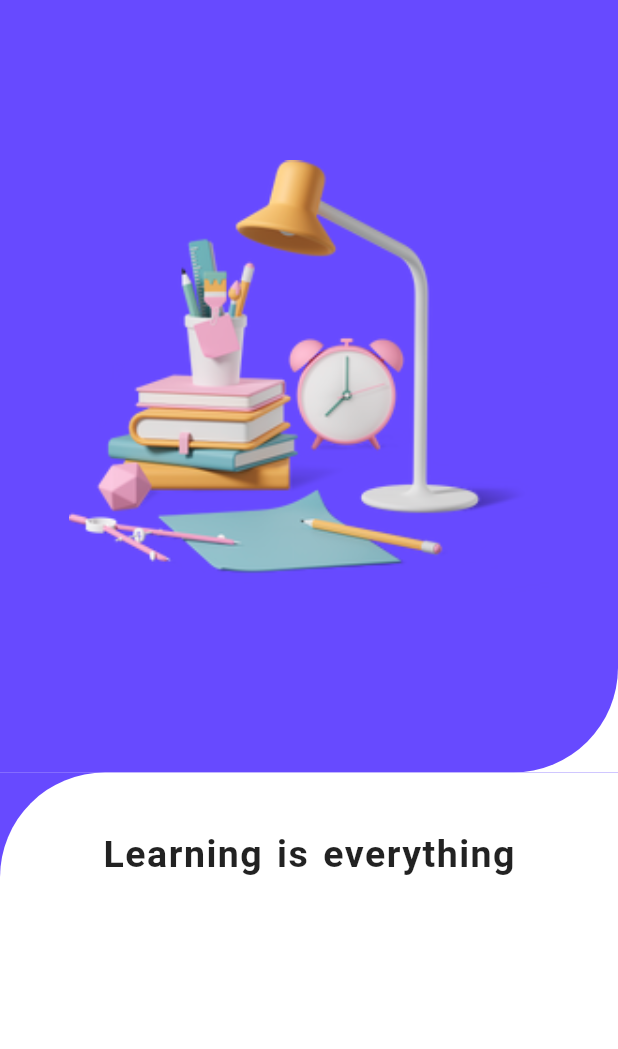
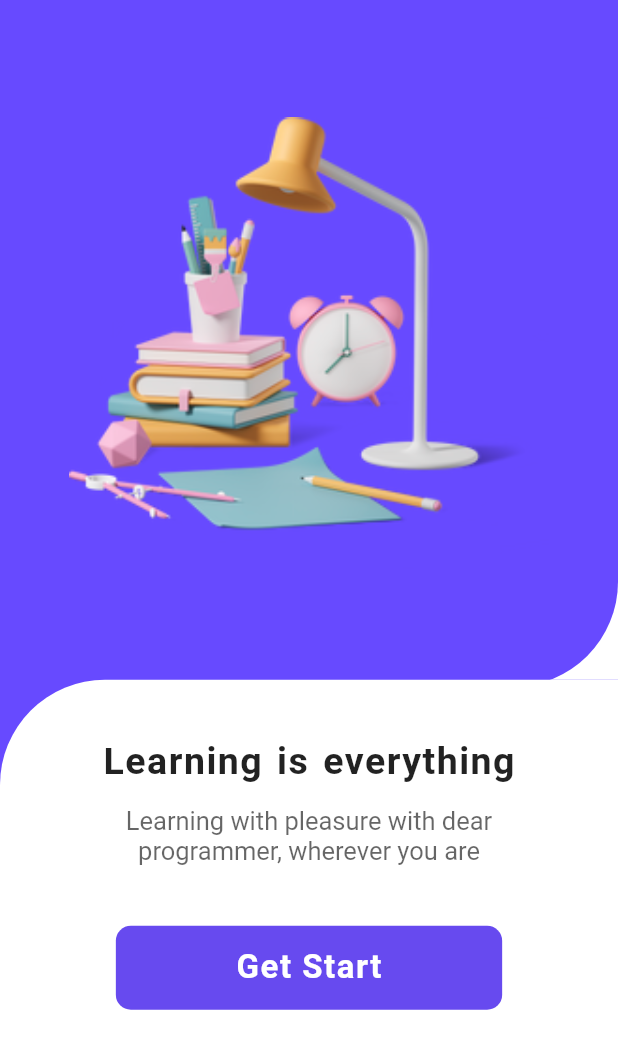
Before and after one commit to mhmadamrii/Flutter-essential-app, a Flutter app: the screen it shows after launch, on a phone screen of 412 x 824 dp. Shown: the top 1049 px of the screen. Run offline on Flutter 3.47's test engine with Material 2 defaults, Android fonts, the phone set to English and light mode, and no system bars.

Commit message:
add widgets

```diff
--- a/lib/screens/welcome_screen.dart
+++ b/lib/screens/welcome_screen.dart
@@ -1,3 +1,4 @@
+import 'package:basic/screens/homepage_screen.dart';
 import 'package:flutter/material.dart';
 
 class WelcomeScreen extends StatelessWidget {
@@ -20,7 +21,7 @@ class WelcomeScreen extends StatelessWidget {
             ),
             Container(
               width: MediaQuery.of(context).size.width,
-              height: MediaQuery.of(context).size.height / 1.6,
+              height: MediaQuery.of(context).size.height / 1.8,
               decoration: const BoxDecoration(
                 color: Color(
                   0xFF674AFF,
@@ -42,7 +43,7 @@ class WelcomeScreen extends StatelessWidget {
               alignment: Alignment.bottomCenter,
               child: Container(
                 width: MediaQuery.of(context).size.width,
-                height: MediaQuery.of(context).size.height / 2.666,
+                height: MediaQuery.of(context).size.height / 2.222,
                 padding: const EdgeInsets.only(
                   top: 40,
                   bottom: 30,
@@ -58,7 +59,7 @@ class WelcomeScreen extends StatelessWidget {
               alignment: Alignment.bottomCenter,
               child: Container(
                 width: MediaQuery.of(context).size.width,
-                height: MediaQuery.of(context).size.height / 2.666,
+                height: MediaQuery.of(context).size.height / 2.222,
                 padding: const EdgeInsets.only(
                   top: 40,
                   bottom: 30,
@@ -69,9 +70,9 @@ class WelcomeScreen extends StatelessWidget {
                     topLeft: Radius.circular(70),
                   ),
                 ),
-                child: const Column(
+                child: Column(
                   children: [
-                    Text(
+                    const Text(
                       "Learning is everything",
                       style: TextStyle(
                         fontSize: 25,
@@ -80,6 +81,53 @@ class WelcomeScreen extends StatelessWidget {
                         wordSpacing: 2,
                       ),
                     ),
+                    const SizedBox(
+                      height: 15,
+                    ),
+                    Padding(
+                      padding: const EdgeInsets.symmetric(
+                        horizontal: 40,
+                      ),
+                      child: Text(
+                        "Learning with pleasure with dear programmer, wherever you are",
+                        textAlign: TextAlign.center,
+                        style: TextStyle(
+                          fontSize: 17,
+                          color: Colors.black.withOpacity(0.6),
+                        ),
+                      ),
+                    ),
+                    const SizedBox(
+                      height: 40,
+                    ),
+                    Material(
+                      color: const Color(0xFF674AEF),
+                      borderRadius: BorderRadius.circular(10),
+                      child: InkWell(
+                        onTap: () {
+                          Navigator.push(
+                            context,
+                            MaterialPageRoute(
+                              builder: (context) => const Homepage(),
+                            ),
+                          );
+                        },
+                        child: Container(
+                          padding: const EdgeInsets.symmetric(
+                            horizontal: 80,
+                            vertical: 15,
+                          ),
+                          child: const Text(
+                            "Get Start",
+                            style: TextStyle(
+                                color: Colors.white,
+                                fontSize: 22,
+                                fontWeight: FontWeight.bold,
+                                letterSpacing: 1),
+                          ),
+                        ),
+                      ),
+                    )
                   ],
                 ),
               ),
```
Also changed, not shown: lib/screens/homepage_screen.dart (+86 -1 lines).
